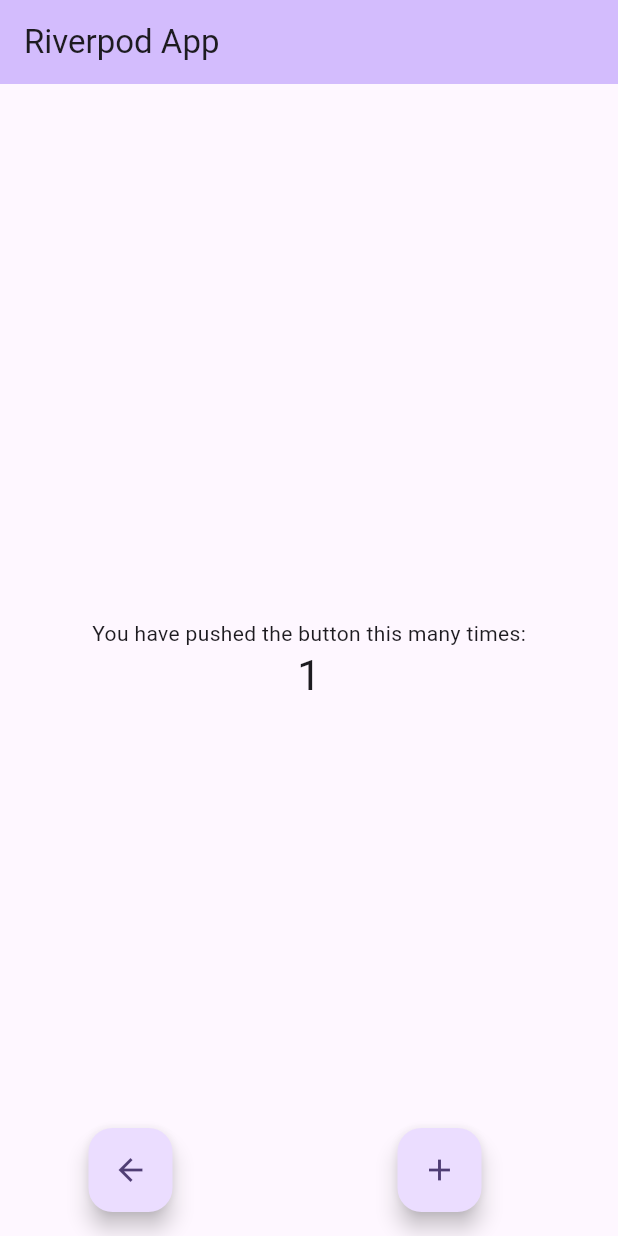
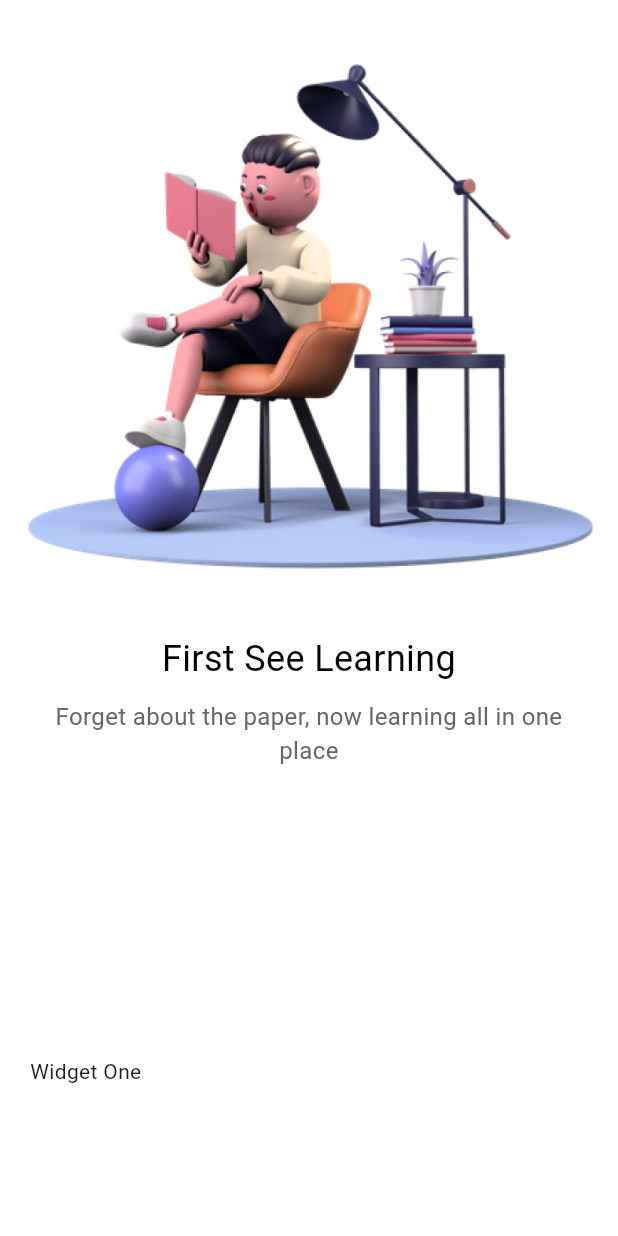
Before and after one commit to psalmistcom/learning_managment_app_with_flutter_with_riverpod, a Flutter app: the screen it shows after launch, on a phone screen of 412 x 824 dp. Run offline on Flutter 3.47's test engine with Material 3 defaults, Android fonts, the phone set to English and light mode, and no system bars; our stand-ins replace flutter_riverpod.

Commit message:
onbboarding screen

```diff
--- a/lib/main.dart
+++ b/lib/main.dart
@@ -1,5 +1,6 @@
 import 'package:flutter/material.dart';
 import 'package:flutter_riverpod/flutter_riverpod.dart';
+import 'package:flutter_with_bloc/pages/welcome/welcome.dart';
 
 void main() {
   runApp(
@@ -21,7 +22,7 @@
         colorScheme: ColorScheme.fromSeed(seedColor: Colors.deepPurple),
         useMaterial3: true,
       ),
-      home: const MyHomePage(),
+      home: const Welcome(),
     );
   }
 }
@@ -69,7 +70,8 @@
               );
             },
             tooltip: 'Decrement',
-            child: const Icon(Icons.arrow_back),
+            child: const Icon(Icons.add),
+            // child:Text("$count"),
           ),
           FloatingActionButton(
             heroTag: "two",
--- /dev/null
+++ b/lib/pages/welcome/welcome.dart
@@ -0,0 +1,48 @@
+import 'package:flutter/material.dart';
+import 'package:flutter_with_bloc/pages/welcome/widgets.dart';
+
+class Welcome extends StatelessWidget {
+  const Welcome({super.key});
+
+  @override
+  Widget build(BuildContext context) {
+    return Scaffold(
+      backgroundColor: Colors.white,
+      body: Stack(
+        children: [
+          PageView(
+            scrollDirection: Axis.horizontal,
+            children: [
+              // first page
+              appOnboardingPage(
+                imagePath: "assets/images/reading.png",
+                title: "First See Learning",
+                subTitle:
+                    "Forget about the paper, now learning all in one place",
+              ),
+              // second Page
+              appOnboardingPage(
+                imagePath: "assets/images/man.png",
+                title: "Connect with everyone",
+                subTitle:
+                    "Always keep in touch with your tutor and friends. Let's get connected",
+              ),
+              // third page
+              appOnboardingPage(
+                imagePath: "assets/images/boy.png",
+                title: "Always Facinated Learning",
+                subTitle:
+                    "Anywhere, anytime. The time is at your discretion. So study wherever you can",
+              ),
+            ],
+          ),
+          const Positioned(
+            left: 20,
+            bottom: 100,
+            child: Text("Widget One"),
+          ),
+        ],
+      ),
+    );
+  }
+}
--- /dev/null
+++ b/lib/pages/welcome/widgets.dart
@@ -0,0 +1,25 @@
+import 'package:flutter/material.dart';
+import 'package:flutter_with_bloc/common/widgets/text_widgets.dart';
+
+Widget appOnboardingPage(
+    {String imagePath = "assets/images/reading.png",
+    String title = "",
+    String subTitle = ""}) {
+  return Column(
+    children: [
+      Image.asset(
+        imagePath,
+        fit: BoxFit.fitHeight,
+      ),
+      Container(
+        margin: const EdgeInsets.symmetric(vertical: 10),
+        padding: const EdgeInsets.symmetric(horizontal: 30),
+        child: text24Normal(text: title),
+      ),
+      Container(
+        padding: const EdgeInsets.symmetric(horizontal: 30),
+        child: text16Normal(text: subTitle),
+      ),
+    ],
+  );
+}
```
Also changed, not shown: lib/common/utils/app_colors.dart (added, +34 -0 lines), lib/common/widgets/text_widgets.dart (added, +27 -0 lines), pubspec.yaml (+5 -3 lines).
